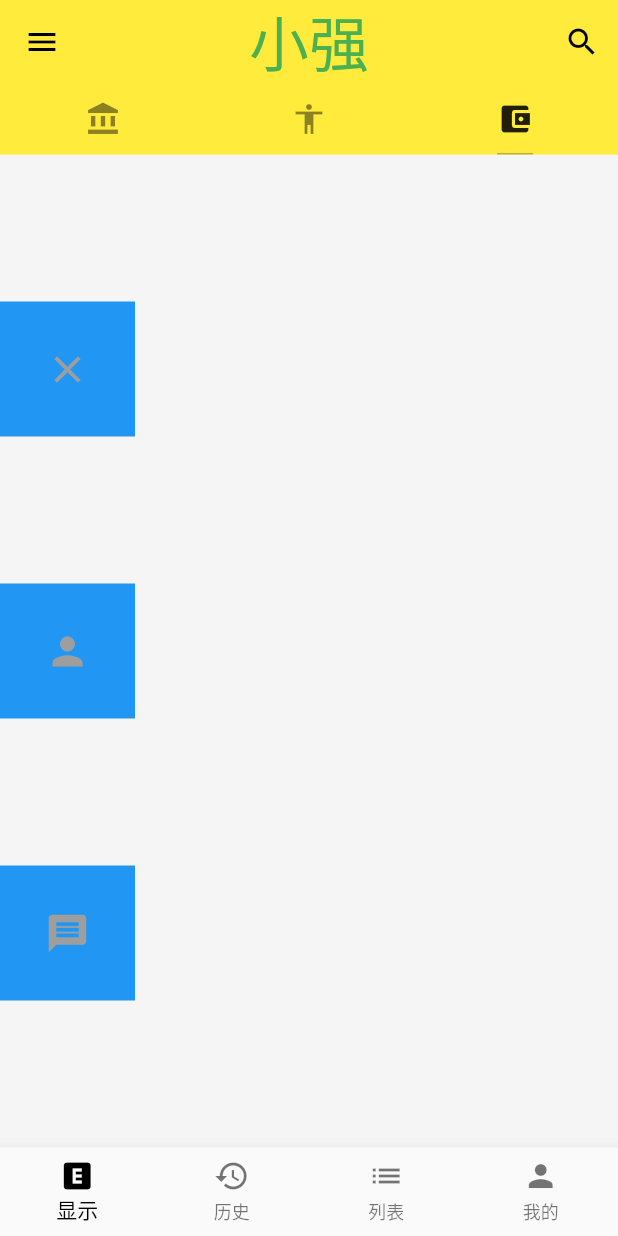
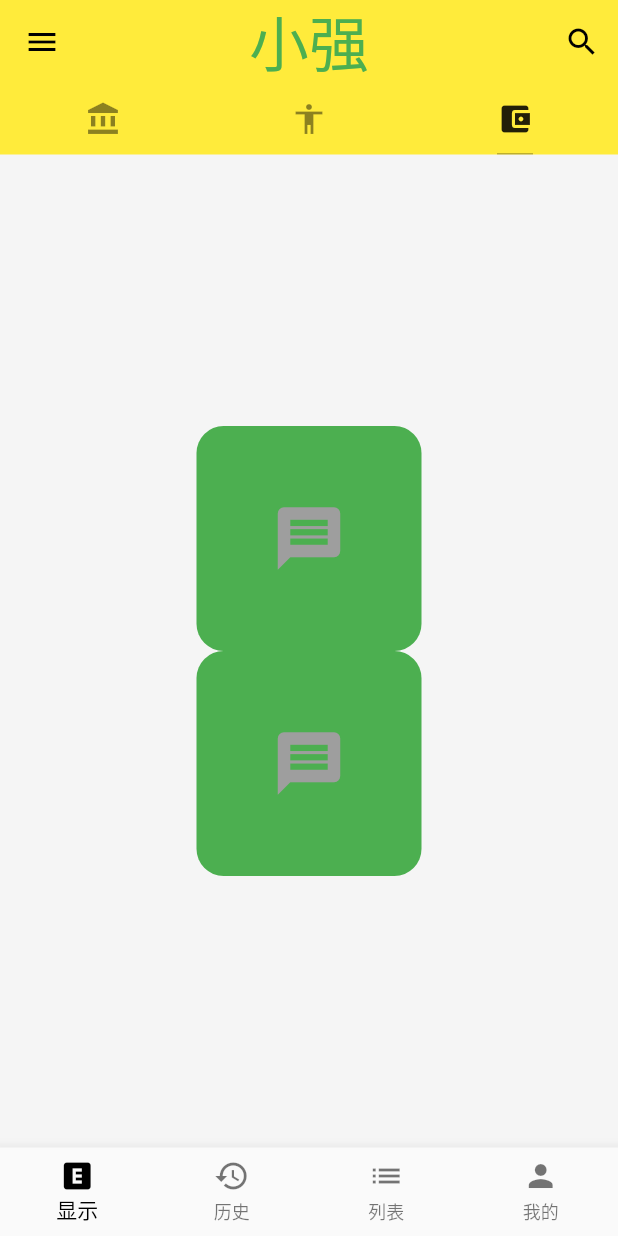
Before and after one commit to huagnzhiqiang/flutter_demo, a Flutter app: the screen it shows after launch, tab 3 chosen, on a phone screen of 412 x 824 dp. Run offline on Flutter 3.47's test engine with Material 2 defaults, Android fonts, the phone set to English and light mode, and no system bars; network calls fail.

Commit message:
SizedBox：固定尺寸的盒子

```diff
--- a/lib/demo/LayoutDemo.dart
+++ b/lib/demo/LayoutDemo.dart
@@ -14,18 +14,39 @@ class LayoutDemo extends StatelessWidget {
   Widget build(BuildContext context) {
     return Container(
       child: Column(
-        mainAxisAlignment: MainAxisAlignment.spaceEvenly,
-        crossAxisAlignment: CrossAxisAlignment.start,
+        mainAxisAlignment: MainAxisAlignment.center,
         children: <Widget>[
-          IconBadge(
-            Icons.clear,
+          SizedBox(
+            height: 150,
+            width: 150,
+            child: Container(
+              decoration: BoxDecoration(
+                  borderRadius: BorderRadius.all(Radius.circular(18)),
+                  color: Colors.green),
+              child: Icon(
+                Icons.message,
+                color: Colors.grey,
+                size: 50,
+              ),
+            ),
           ),
-          IconBadge(
-            Icons.person,
+          SizedBox(
+            width: 10,
           ),
-          IconBadge(
-            Icons.message,
-          ),
+          SizedBox(
+            height: 150,
+            width: 150,
+            child: Container(
+              decoration: BoxDecoration(
+                  borderRadius: BorderRadius.all(Radius.circular(18)),
+                  color: Colors.green),
+              child: Icon(
+                Icons.message,
+                color: Colors.grey,
+                size: 50,
+              ),
+            ),
+          )
         ],
       ),
     );
```
